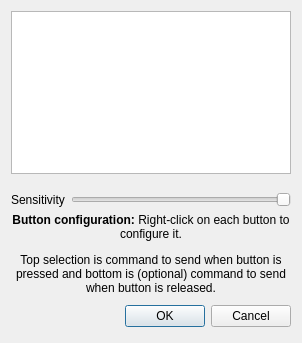
This is controllersetup.ui in adecarolis/wfweb as Qt 5 draws it before an edit. The edited form follows.
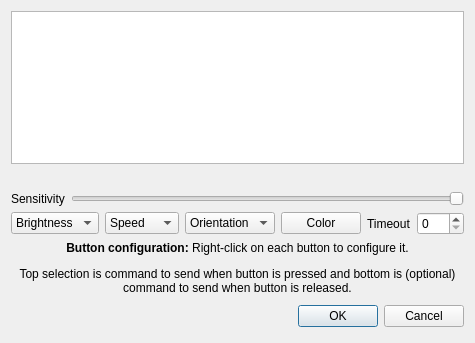
This is the edited form.

The edit to the form file:
```diff
--- a/controllersetup.ui
+++ b/controllersetup.ui
@@ -6,7 +6,7 @@
    <rect>
     <x>0</x>
     <y>0</y>
-    <width>302</width>
+    <width>442</width>
     <height>343</height>
    </rect>
   </property>
@@ -14,24 +14,7 @@
    <string>Controller setup</string>
   </property>
   <layout class="QGridLayout" name="gridLayout">
-   <item row="3" column="0">
-    <layout class="QHBoxLayout" name="horizontalLayout">
-     <item>
-      <widget class="QLabel" name="label">
-       <property name="text">
-        <string>&lt;html&gt;&lt;head/&gt;&lt;body&gt;&lt;p align=&quot;center&quot;&gt;&lt;span style=&quot; font-weight:700;&quot;&gt;Button configuration: &lt;/span&gt;Right-click on each button to configure it.&lt;/p&gt;&lt;p align=&quot;center&quot;&gt;Top selection is command to send when button is pressed and bottom is (optional) command to send when button is released.&lt;/p&gt;&lt;/body&gt;&lt;/html&gt;</string>
-       </property>
-       <property name="alignment">
-        <set>Qt::AlignCenter</set>
-       </property>
-       <property name="wordWrap">
-        <bool>true</bool>
-       </property>
-      </widget>
-     </item>
-    </layout>
-   </item>
-   <item row="5" column="0">
+   <item row="7" column="0">
     <layout class="QHBoxLayout">
      <property name="spacing">
       <number>6</number>
@@ -77,7 +60,134 @@
      </item>
     </layout>
    </item>
+   <item row="4" column="0">
+    <layout class="QHBoxLayout" name="horizontalLayout_3">
+     <item>
+      <widget class="QComboBox" name="qkBrightCombo">
+       <property name="enabled">
+        <bool>true</bool>
+       </property>
+       <item>
+        <property name="text">
+         <string>Brightness</string>
+        </property>
+       </item>
+       <item>
+        <property name="text">
+         <string>Off</string>
+        </property>
+       </item>
+       <item>
+        <property name="text">
+         <string>Low</string>
+        </property>
+       </item>
+       <item>
+        <property name="text">
+         <string>Medium</string>
+        </property>
+       </item>
+       <item>
+        <property name="text">
+         <string>High</string>
+        </property>
+       </item>
+      </widget>
+     </item>
+     <item>
+      <widget class="QComboBox" name="qkSpeedCombo">
+       <item>
+        <property name="text">
+         <string>Speed</string>
+        </property>
+       </item>
+       <item>
+        <property name="text">
+         <string>Fastest</string>
+        </property>
+       </item>
+       <item>
+        <property name="text">
+         <string>Faster</string>
+        </property>
+       </item>
+       <item>
+        <property name="text">
+         <string>Normal</string>
+        </property>
+       </item>
+       <item>
+        <property name="text">
+         <string>Slower</string>
+        </property>
+       </item>
+       <item>
+        <property name="text">
+         <string>Slowest</string>
+        </property>
+       </item>
+      </widget>
+     </item>
+     <item>
+      <widget class="QComboBox" name="qkOrientCombo">
+       <item>
+        <property name="text">
+         <string>Orientation</string>
+        </property>
+       </item>
+       <item>
+        <property name="text">
+         <string>Rotate 0</string>
+        </property>
+       </item>
+       <item>
+        <property name="text">
+         <string>Rotate 90</string>
+        </property>
+       </item>
+       <item>
+        <property name="text">
+         <string>Rotate 180</string>
+        </property>
+       </item>
+       <item>
+        <property name="text">
+         <string>Rotate 270</string>
+        </property>
+       </item>
+      </widget>
+     </item>
+     <item>
+      <widget class="QPushButton" name="qkColorButton">
+       <property name="text">
+        <string>Color</string>
+       </property>
+      </widget>
+     </item>
+     <item>
+      <widget class="QLabel" name="qkTimeoutLabel">
+       <property name="text">
+        <string>Timeout</string>
+       </property>
+      </widget>
+     </item>
+     <item>
+      <widget class="QSpinBox" name="qkTimeoutSpin">
+       <property name="maximum">
+        <number>255</number>
+       </property>
+      </widget>
+     </item>
+    </layout>
+   </item>
    <item row="2" column="0">
+    <widget class="QLabel" name="label_3">
+     <property name="text">
+      <string/>
+     </property>
+    </widget>
+   </item>
+   <item row="3" column="0">
     <layout class="QHBoxLayout" name="horizontalLayout_2">
      <item>
       <widget class="QLabel" name="label_2">
@@ -104,6 +214,23 @@
      </item>
     </layout>
    </item>
+   <item row="5" column="0">
+    <layout class="QHBoxLayout" name="horizontalLayout">
+     <item>
+      <widget class="QLabel" name="label">
+       <property name="text">
+        <string>&lt;html&gt;&lt;head/&gt;&lt;body&gt;&lt;p align=&quot;center&quot;&gt;&lt;span style=&quot; font-weight:700;&quot;&gt;Button configuration: &lt;/span&gt;Right-click on each button to configure it.&lt;/p&gt;&lt;p align=&quot;center&quot;&gt;Top selection is command to send when button is pressed and bottom is (optional) command to send when button is released.&lt;/p&gt;&lt;/body&gt;&lt;/html&gt;</string>
+       </property>
+       <property name="alignment">
+        <set>Qt::AlignCenter</set>
+       </property>
+       <property name="wordWrap">
+        <bool>true</bool>
+       </property>
+      </widget>
+     </item>
+    </layout>
+   </item>
    <item row="0" column="0">
     <layout class="QVBoxLayout" name="verticalLayout">
      <item>
```
